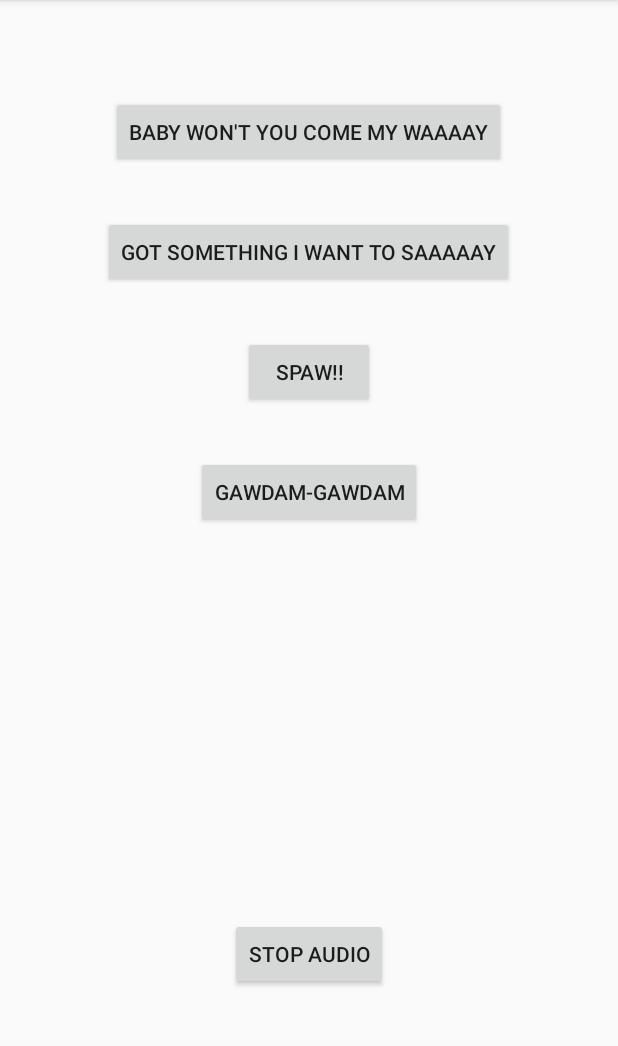
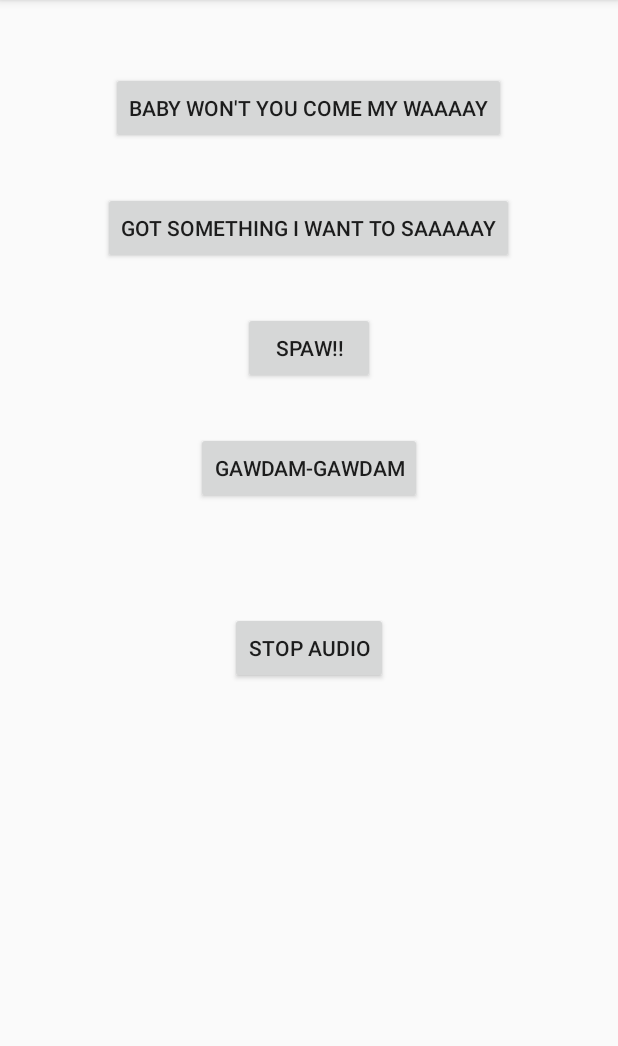
Before and after one commit to BGR360/BabyWontYouComeMyWay, an Android app: the screen it shows after launch (MainActivity), on a phone screen of 412 x 824 dp, the part 84-1130 px from its top. Run offline under Robolectric (Android 15) with nearby library versions, the phone set to English and light mode, and no system bars.

Commit message:
Improved button layout

```diff
--- a/app/src/main/res/layout/content_main.xml
+++ b/app/src/main/res/layout/content_main.xml
@@ -19,7 +19,7 @@
         android:layout_height="wrap_content"
         android:text="@string/baby_button_text"
         android:id="@+id/baby_button"
-        android:layout_marginTop="48dp"
+        android:layout_marginTop="32dp"
         android:layout_alignParentTop="true"
         android:layout_centerHorizontal="true"/>
 
@@ -47,8 +47,9 @@
         android:text="@string/stop_button_text"
         android:id="@+id/stop_button"
         android:layout_centerHorizontal="true"
-        android:layout_alignParentBottom="true"
-        android:layout_marginBottom="92dp"/>
+        android:layout_alignParentBottom="false"
+        android:layout_below="@+id/gawdam_button"
+        android:layout_marginTop="72dp"/>
 
     <Button
         android:layout_width="wrap_content"
```
